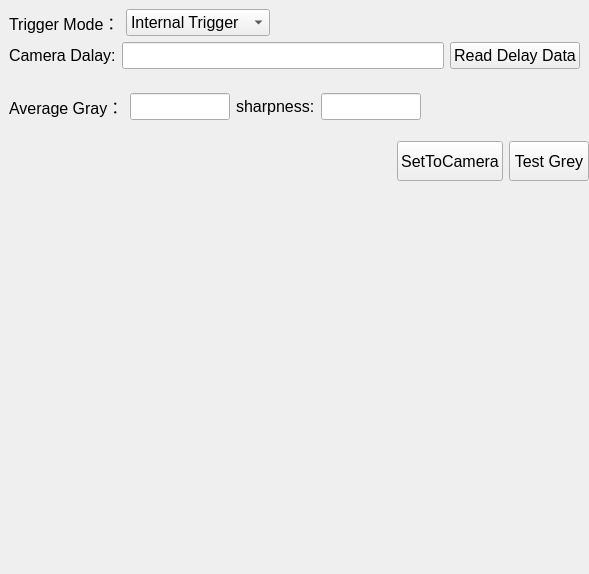
First picture: the form in Widget_CarveInfo.ui, repository zhuojiahu/INITIA, before the edit.
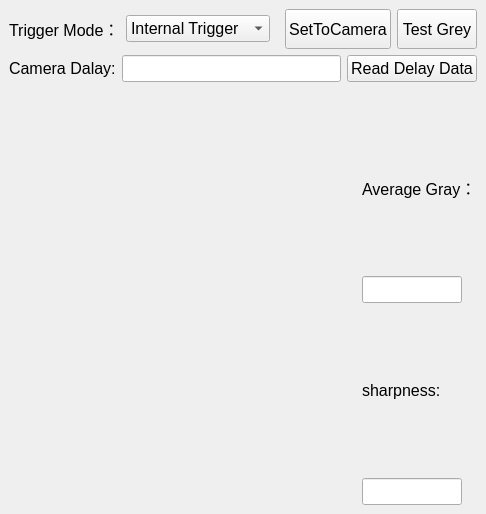
Second picture: the form after the edit. The open tabs and pages were chosen to show the change. Custom widgets are drawn as their Qt base class.

```diff
--- a/Widget_CarveInfo.ui
+++ b/Widget_CarveInfo.ui
@@ -6,8 +6,8 @@
    <rect>
     <x>0</x>
     <y>0</y>
-    <width>589</width>
-    <height>574</height>
+    <width>486</width>
+    <height>473</height>
    </rect>
   </property>
   <property name="maximumSize">
@@ -519,11 +519,34 @@
                  </property>
                 </spacer>
                </item>
+               <item>
+                <widget class="QPushButton" name="pushButton_setToCamera_2">
+                 <property name="minimumSize">
+                  <size>
+                   <width>0</width>
+                   <height>40</height>
+                  </size>
+                 </property>
+                 <property name="text">
+                  <string>SetToCamera</string>
+                 </property>
+                </widget>
+               </item>
+               <item>
+                <widget class="QPushButton" name="pushButton_grey">
+                 <property name="minimumSize">
+                  <size>
+                   <width>80</width>
+                   <height>40</height>
+                  </size>
+                 </property>
+                 <property name="text">
+                  <string>Test Grey</string>
+                 </property>
+                </widget>
+               </item>
               </layout>
              </item>
-             <item>
-              <layout class="QHBoxLayout" name="horizontalLayout_2"/>
-             </item>
              <item>
               <layout class="QHBoxLayout" name="horizontalLayout_7">
                <item>
@@ -553,37 +576,34 @@
           </item>
           <item>
            <widget class="QWidget" name="widget_GrayTest" native="true">
-            <layout class="QGridLayout" name="gridLayout_4">
-             <item row="0" column="0">
-              <layout class="QGridLayout" name="gridLayout_2">
-               <item row="0" column="2">
-                <widget class="QLabel" name="label_Sharpness">
-                 <property name="text">
-                  <string>sharpness:</string>
-                 </property>
-                </widget>
-               </item>
-               <item row="0" column="4">
-                <spacer name="horizontalSpacer_5">
-                 <property name="orientation">
-                  <enum>Qt::Horizontal</enum>
-                 </property>
-                 <property name="sizeHint" stdset="0">
-                  <size>
-                   <width>40</width>
-                   <height>20</height>
-                  </size>
-                 </property>
-                </spacer>
-               </item>
-               <item row="0" column="0">
+            <layout class="QHBoxLayout" name="horizontalLayout_2" stretch="7,3">
+             <item>
+              <widget class="QwtPlot" name="qwtPlot_sharpness">
+               <property name="sizePolicy">
+                <sizepolicy hsizetype="Expanding" vsizetype="Expanding">
+                 <horstretch>0</horstretch>
+                 <verstretch>0</verstretch>
+                </sizepolicy>
+               </property>
+               <property name="maximumSize">
+                <size>
+                 <width>16777215</width>
+                 <height>100000</height>
+                </size>
+               </property>
+               <zorder></zorder>
+              </widget>
+             </item>
+             <item>
+              <layout class="QVBoxLayout" name="verticalLayout_5">
+               <item>
                 <widget class="QLabel" name="label_AverageGray">
                  <property name="text">
                   <string>Average Gray：</string>
                  </property>
                 </widget>
                </item>
-               <item row="0" column="1">
+               <item>
                 <widget class="QLineEdit" name="lineEdit_gray">
                  <property name="maximumSize">
                   <size>
@@ -593,7 +613,14 @@
                  </property>
                 </widget>
                </item>
-               <item row="0" column="3">
+               <item>
+                <widget class="QLabel" name="label_Sharpness">
+                 <property name="text">
+                  <string>sharpness:</string>
+                 </property>
+                </widget>
+               </item>
+               <item>
                 <widget class="QLineEdit" name="lineEdit_sharpness">
                  <property name="maximumSize">
                   <size>
@@ -605,75 +632,9 @@
                </item>
               </layout>
              </item>
-             <item row="1" column="0">
-              <widget class="QwtPlot" name="qwtPlot_sharpness">
-               <property name="maximumSize">
-                <size>
-                 <width>16777215</width>
-                 <height>150</height>
-                </size>
-               </property>
-              </widget>
-             </item>
             </layout>
            </widget>
           </item>
-          <item>
-           <layout class="QHBoxLayout" name="horizontalLayout_3">
-            <item>
-             <spacer name="horizontalSpacer_2">
-              <property name="orientation">
-               <enum>Qt::Horizontal</enum>
-              </property>
-              <property name="sizeHint" stdset="0">
-               <size>
-                <width>40</width>
-                <height>20</height>
-               </size>
-              </property>
-             </spacer>
-            </item>
-            <item>
-             <widget class="QPushButton" name="pushButton_setToCamera_2">
-              <property name="minimumSize">
-               <size>
-                <width>0</width>
-                <height>40</height>
-               </size>
-              </property>
-              <property name="text">
-               <string>SetToCamera</string>
-              </property>
-             </widget>
-            </item>
-            <item>
-             <widget class="QPushButton" name="pushButton_grey">
-              <property name="minimumSize">
-               <size>
-                <width>80</width>
-                <height>40</height>
-               </size>
-              </property>
-              <property name="text">
-               <string>Test Grey</string>
-              </property>
-             </widget>
-            </item>
-           </layout>
-          </item>
-          <item>
-           <spacer name="verticalSpacer_2">
-            <property name="orientation">
-             <enum>Qt::Vertical</enum>
-            </property>
-            <property name="sizeHint" stdset="0">
-             <size>
-              <width>20</width>
-              <height>40</height>
-             </size>
-            </property>
-           </spacer>
-          </item>
          </layout>
         </widget>
        </item>
```
Left out of the diff: 20 changed lines with no effect on the pictures.
